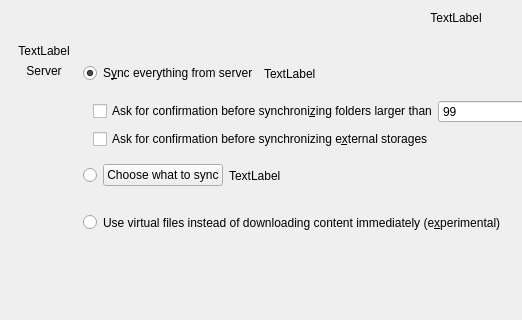
Above: src/gui/wizard/owncloudadvancedsetuppage.ui from nextcloud/desktop before the change; both pictures show x 0 to 522 and y 0 to 320 of the 912 by 633 pixel window. Below: the same form after it.
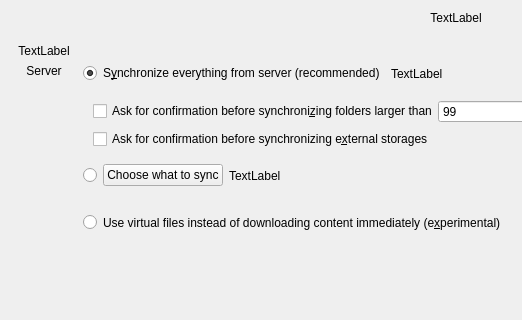
That is the form after the change.

Commit message: Wizard: Add a "(recommended)" to the main option #6470

Diff of the .ui file:
```diff
--- a/src/gui/wizard/owncloudadvancedsetuppage.ui
+++ b/src/gui/wizard/owncloudadvancedsetuppage.ui
@@ -240,7 +240,7 @@
           <item>
            <widget class="QRadioButton" name="rSyncEverything">
             <property name="text">
-             <string>S&amp;ync everything from server</string>
+             <string>S&amp;ynchronize everything from server (recommended)</string>
             </property>
             <property name="checked">
              <bool>true</bool>
```
